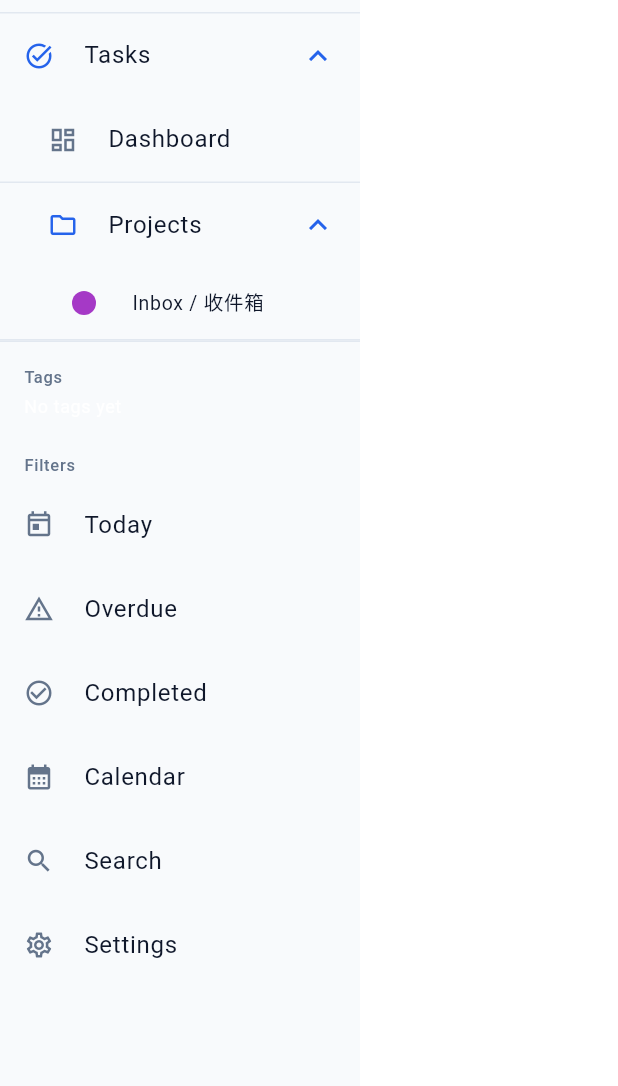
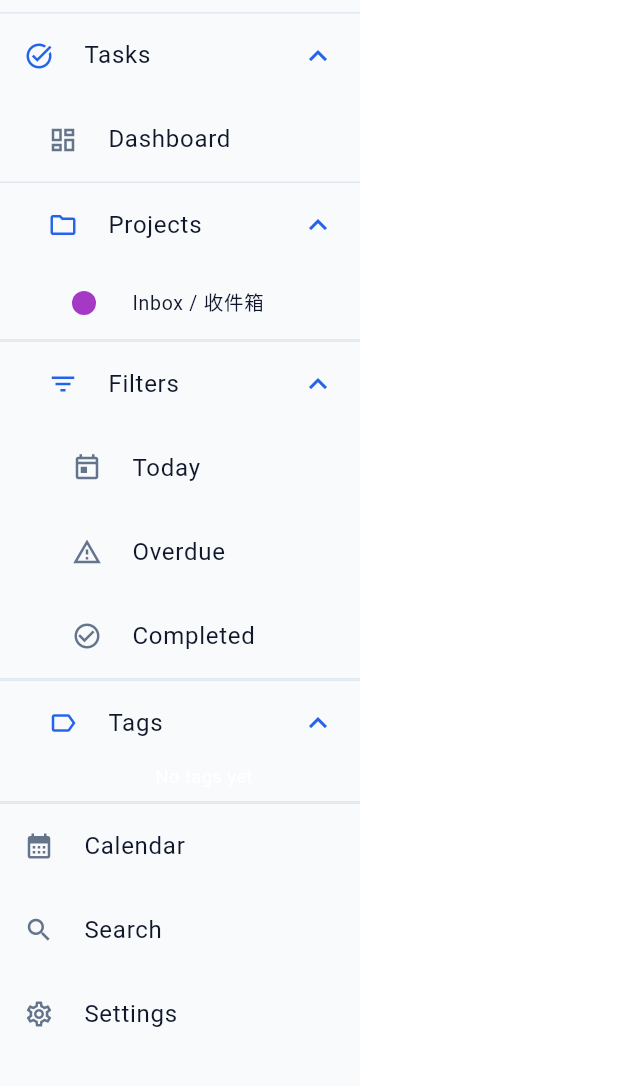
Before and after one commit to yvvxia/TaskNow, a Flutter app: the _DesktopSidebar widget shown alone on an empty page, opened directly with empty values, on a phone screen of 412 x 824 dp, the part 57-1143 px from its top. Run offline on Flutter 3.47's test engine with Material 3 defaults, Android fonts, the phone set to English and light mode, and no system bars; our stand-ins replace drift, flutter_local_notifications, flutter_riverpod, freezed_annotation, go_router, riverpod_annotation and 2 more; accounts and stored records are empty; generated files the repository leaves out were written again.

Commit message:
Nest task filters and tags in navigation
Co-authored-by: Cursor <cursoragent@cursor.com>

```diff
--- a/lib/core/widgets/adaptive_scaffold.dart
+++ b/lib/core/widgets/adaptive_scaffold.dart
@@ -320,6 +320,11 @@ class _DesktopSidebar extends ConsumerWidget {
     final settingsActive = location.startsWith('/settings');
     final overviewActive = location.startsWith('/dashboard');
     final projectsActive = location.startsWith('/projects');
+    final filtersActive =
+        location == '/tasks/today' ||
+        location == '/tasks/overdue' ||
+        location == '/tasks/completed';
+    final tagsActive = location.startsWith('/tasks/tag/');
     final width = collapsed
         ? AppSpacing.sidebarCollapsedWidth
         : AppSpacing.sidebarWidth;
@@ -472,60 +477,21 @@ class _DesktopSidebar extends ConsumerWidget {
                             ],
                           ),
                   ),
-                ],
-              ),
-            if (!collapsed) ...[
-              Padding(
-                padding: const EdgeInsets.fromLTRB(16, 16, 16, 4),
-                child: Text(
-                  l10n?.navTags ?? 'Tags',
-                  style: Theme.of(context).textTheme.labelSmall,
-                ),
-              ),
-              tagsAsync.when(
-                loading: () => const ListTile(title: Text('…')),
-                error: (e, _) => ListTile(title: Text('$e')),
-                data: (tags) {
-                  if (tags.isEmpty) {
-                    return Padding(
-                      padding: const EdgeInsets.fromLTRB(16, 0, 16, 8),
-                      child: Text(
-                        l10n?.tagsEmpty ?? 'No tags yet',
-                        style: Theme.of(context).textTheme.bodySmall,
-                      ),
-                    );
-                  }
-                  return Column(
+                  ExpansionTile(
+                    key: const Key('sidebar-filters'),
+                    initiallyExpanded: true,
+                    tilePadding: const EdgeInsets.only(left: 32, right: 16),
+                    childrenPadding: EdgeInsets.zero,
+                    leading: const Icon(Icons.filter_list, size: 20),
+                    title: Text(l10n?.navFilters ?? 'Filters'),
+                    iconColor: filtersActive ? palette.primary : null,
                     children: [
-                      for (final tag in tags)
-                        ListTile(
-                          key: Key('sidebar-tag-${tag.id}'),
-                          dense: true,
-                          leading: const Icon(Icons.label_outline, size: 18),
-                          title: Text(tag.name),
-                          selected: location.startsWith('/tasks/tag/${tag.id}'),
-                          selectedTileColor: palette.primary.withValues(
-                            alpha: 0.12,
-                          ),
-                          onTap: () => onNavigate('/tasks/tag/${tag.id}'),
-                        ),
-                    ],
-                  );
-                },
-              ),
-              Padding(
-                padding: const EdgeInsets.fromLTRB(16, 16, 16, 4),
-                child: Text(
-                  l10n?.navFilters ?? 'Filters',
-                  style: Theme.of(context).textTheme.labelSmall,
-                ),
-              ),
                       tile(
                         key: const Key('sidebar-filter-today'),
                         icon: Icons.today_outlined,
                         label: l10n?.filterToday ?? 'Today',
                         selected: location == '/tasks/today',
-                leftPad: 0,
+                        leftPad: 32,
                         onTap: () => onNavigate('/tasks/today'),
                       ),
                       tile(
@@ -533,7 +499,7 @@ class _DesktopSidebar extends ConsumerWidget {
                         icon: Icons.warning_amber_outlined,
                         label: l10n?.filterOverdue ?? 'Overdue',
                         selected: location == '/tasks/overdue',
-                leftPad: 0,
+                        leftPad: 32,
                         onTap: () => onNavigate('/tasks/overdue'),
                       ),
                       tile(
@@ -541,10 +507,80 @@ class _DesktopSidebar extends ConsumerWidget {
                         icon: Icons.check_circle_outline,
                         label: l10n?.filterCompleted ?? 'Completed',
                         selected: location == '/tasks/completed',
-                leftPad: 0,
+                        leftPad: 32,
                         onTap: () => onNavigate('/tasks/completed'),
                       ),
                     ],
+                  ),
+                  tagsAsync.when(
+                    loading: () => tile(
+                      icon: Icons.label_outline,
+                      label: '…',
+                      onTap: () {},
+                      leftPad: 16,
+                    ),
+                    error: (e, _) => tile(
+                      icon: Icons.error_outline,
+                      label: '$e',
+                      onTap: () {},
+                      leftPad: 16,
+                    ),
+                    data: (tags) => collapsed
+                        ? const SizedBox.shrink()
+                        : ExpansionTile(
+                            key: const Key('sidebar-tags'),
+                            initiallyExpanded: true,
+                            tilePadding: const EdgeInsets.only(
+                              left: 32,
+                              right: 16,
+                            ),
+                            childrenPadding: EdgeInsets.zero,
+                            leading: const Icon(Icons.label_outline, size: 20),
+                            title: Text(l10n?.navTags ?? 'Tags'),
+                            iconColor: tagsActive ? palette.primary : null,
+                            children: [
+                              if (tags.isEmpty)
+                                Padding(
+                                  padding: const EdgeInsets.fromLTRB(
+                                    48,
+                                    0,
+                                    16,
+                                    8,
+                                  ),
+                                  child: Text(
+                                    l10n?.tagsEmpty ?? 'No tags yet',
+                                    style: Theme.of(
+                                      context,
+                                    ).textTheme.bodySmall,
+                                  ),
+                                )
+                              else
+                                for (final tag in tags)
+                                  ListTile(
+                                    key: Key('sidebar-tag-${tag.id}'),
+                                    contentPadding: const EdgeInsets.only(
+                                      left: 48,
+                                      right: 16,
+                                    ),
+                                    dense: true,
+                                    leading: const Icon(
+                                      Icons.label_outline,
+                                      size: 18,
+                                    ),
+                                    title: Text(tag.name),
+                                    selected: location.startsWith(
+                                      '/tasks/tag/${tag.id}',
+                                    ),
+                                    selectedTileColor: palette.primary
+                                        .withValues(alpha: 0.12),
+                                    onTap: () =>
+                                        onNavigate('/tasks/tag/${tag.id}'),
+                                  ),
+                            ],
+                          ),
+                  ),
+                ],
+              ),
             tile(
               icon: Icons.calendar_month,
               label: l10n?.navCalendar ?? 'Calendar',
```
Also changed, not shown: lib/features/task/tasks_hub_page.dart (+42 -39 lines). Lines whose indentation alone changed are shown as unchanged.
